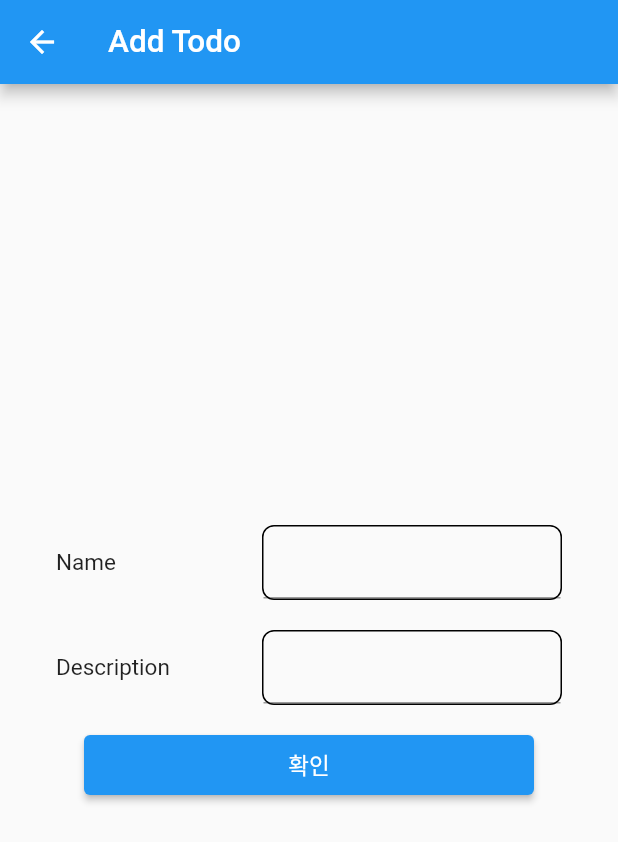
After one commit to hola726/flutter-mvvm-boilerplate, a Flutter app: the screen it shows after launch, after a tap on "Add Todo", on a phone screen of 412 x 824 dp. The commit adds this screen. Shown: the top 842 px of the screen. Run offline on Flutter 3.47's test engine with Material 2 defaults, Android fonts, the phone set to English and light mode, and no system bars; our stand-ins replace dio, easy_localization, flutter_screenutil, freezed_annotation, go_router, hive and 1 more; accounts and stored records are empty.

Commit message:
feat( add_todo_page.dart ): todo 추가 페이지 생성

```diff
--- /dev/null
+++ b/lib/features/todo/add_todo/page/add_todo_page.dart
@@ -0,0 +1,53 @@
+import 'package:flutter/material.dart';
+import 'package:provider/provider.dart';
+
+import '../../widgets/todo_form_field.dart';
+import '../page_model/add_todo_page_model.dart';
+
+class AddTodoPage extends StatelessWidget {
+  static const id = "/addTodoPage";
+  const AddTodoPage({Key? key}) : super(key: key);
+
+  Widget _buildMain(AddTodoPageModel addTodoPageModel) {
+    return Column(
+      mainAxisAlignment: MainAxisAlignment.center,
+      children: [
+        TodoFormField(
+          textController: addTodoPageModel.nameController,
+          title: "Name",
+          onChanged: (value) => addTodoPageModel.nameValue = value,
+        ),
+        const SizedBox(
+          height: 20,
+        ),
+        TodoFormField(
+          textController: addTodoPageModel.descController,
+          title: "Description",
+          onChanged: (value) => addTodoPageModel.descValue = value,
+        ),
+        const SizedBox(
+          height: 20,
+        ),
+        SizedBox(
+          width: 300,
+          height: 40,
+          child: ElevatedButton(
+            onPressed: addTodoPageModel.saveTodo,
+            child: const Text("확인"),
+          ),
+        ),
+      ],
+    );
+  }
+
+  @override
+  Widget build(BuildContext context) {
+    final AddTodoPageModel addTodoPageModel = context.watch<AddTodoPageModel>();
+    return Scaffold(
+      appBar: AppBar(
+        title: const Text("Add Todo"),
+      ),
+      body: _buildMain(addTodoPageModel),
+    );
+  }
+}
--- a/lib/home_page.dart
+++ b/lib/home_page.dart
@@ -1,4 +1,8 @@
 import 'package:flutter/material.dart';
+import 'package:go_router/go_router.dart';
+
+import 'features/todo/add_todo/page/add_todo_page.dart';
+import 'features/todo/display_todo/page/display_todo_page.dart';
 
 class HomePage extends StatelessWidget {
   const HomePage({super.key});
@@ -16,7 +20,16 @@ class HomePage extends StatelessWidget {
         body: Center(
           child: Column(
             mainAxisAlignment: MainAxisAlignment.center,
-            children: <Widget>[],
+            children: <Widget>[
+              ElevatedButton(
+                onPressed: () => context.go(AddTodoPage.id),
+                child: const Text("Add Todo"),
+              ),
+              ElevatedButton(
+                onPressed: () => context.go(DisplayTodoPage.id),
+                child: const Text("Display Todo"),
+              ),
+            ],
           ),
         ),
       ),
--- a/lib/routes/router.dart
+++ b/lib/routes/router.dart
@@ -1,6 +1,14 @@
+import 'package:flutter/material.dart';
 import 'package:go_router/go_router.dart';
+import 'package:provider/provider.dart';
 
+import '../features/todo/add_todo/page/add_todo_page.dart';
+import '../features/todo/add_todo/page_model/add_todo_page_model.dart';
+import '../features/todo/display_todo/page/display_todo_page.dart';
+import '../features/todo/display_todo/page_model/display_todo_page_model.dart';
+import '../features/todo/services/todo_local_service.dart';
 import '../home_page.dart';
+import '../services/local_service.dart';
 
 final GoRouter router = GoRouter(
   routes: <RouteBase>[
@@ -9,6 +17,35 @@ final GoRouter router = GoRouter(
       builder: (_, __) {
         return const HomePage();
       },
+      routes: [
+        GoRoute(
+          path: 'addTodoPage',
+          builder: addTodo,
+        ),
+        GoRoute(
+          path: 'displayTodoPage',
+          builder: displayTodo,
+        ),
+      ],
     ),
   ],
 );
+
+Widget addTodo(_, __) {
+  return ChangeNotifierProvider(
+    create: (context) => AddTodoPageModel(
+      context: context,
+      addTodoLocalService: TodoLocalService(localService: LocalService()),
+    ),
+    child: const AddTodoPage(),
+  );
+}
+
+Widget displayTodo(_, __) {
+  return ChangeNotifierProvider(
+    create: (_) => DisplayTodoPageModel(
+      addTodoLocalService: TodoLocalService(localService: LocalService()),
+    ),
+    child: const DisplayTodoPage(),
+  );
+}
```
